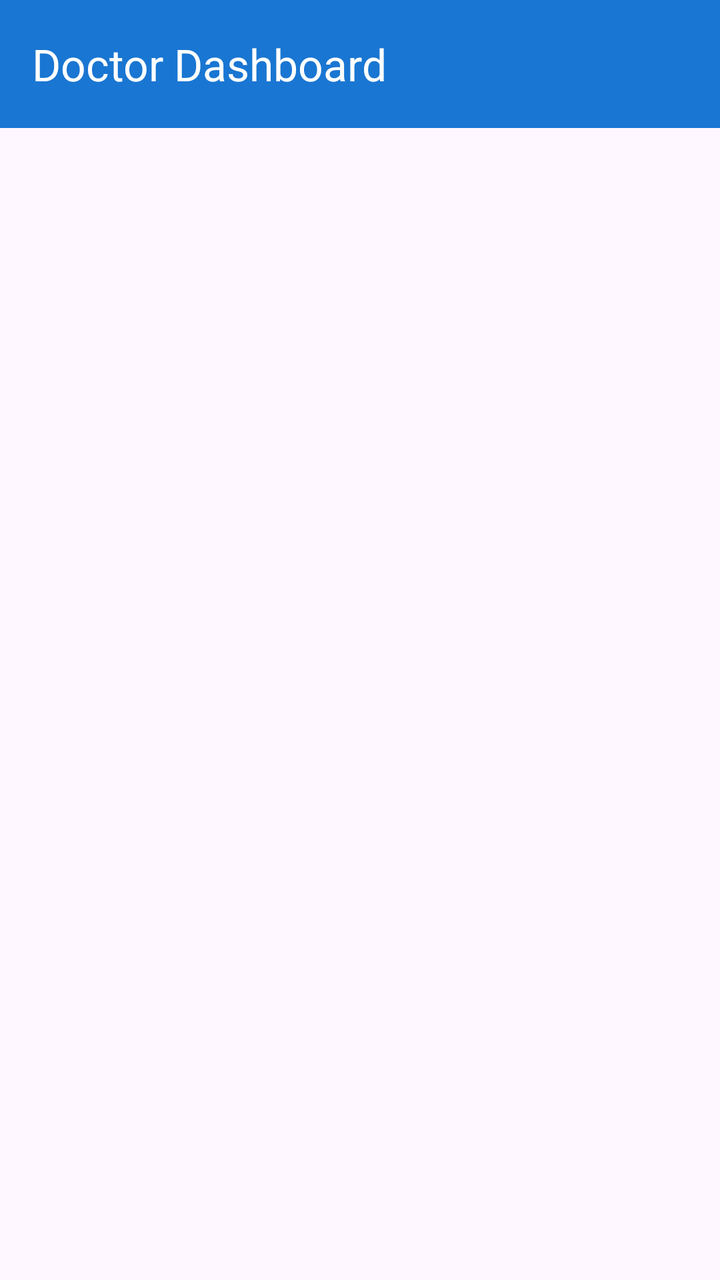
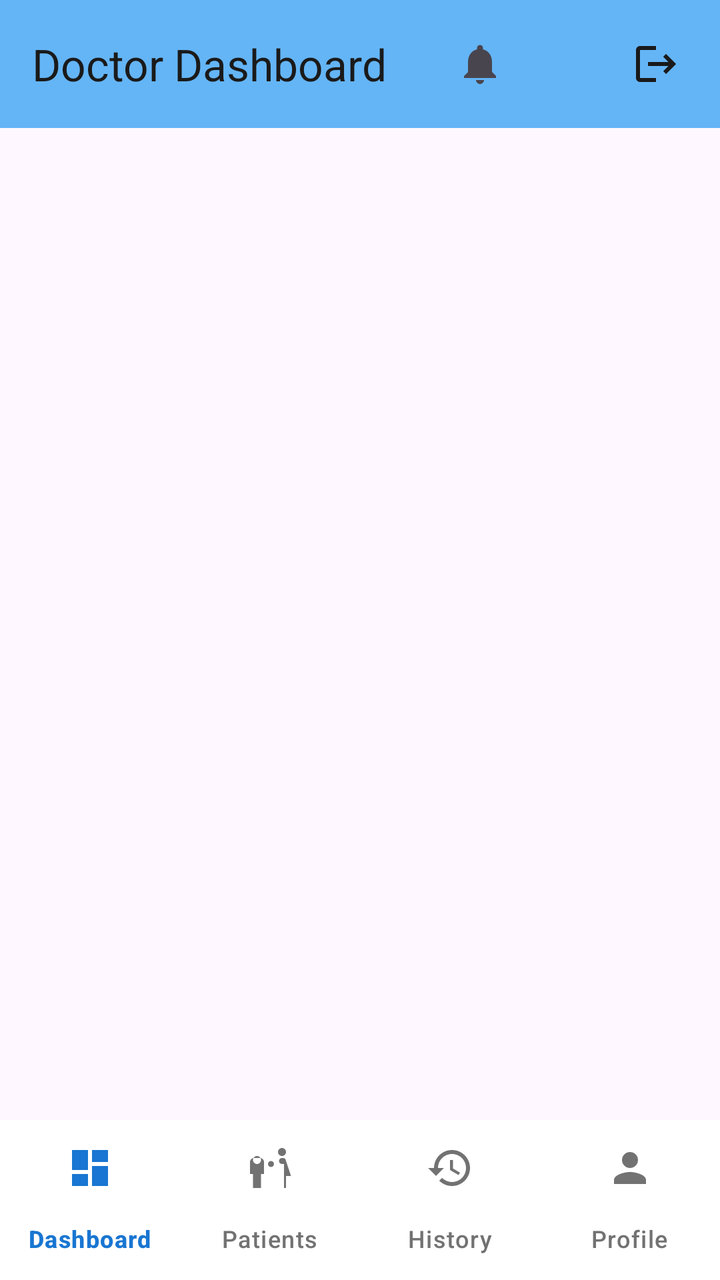

Compare the two renders of this Android layout. The source of the first and the diff that turns it into the second are given below.
<!-- AndroidManifest.xml: activity theme Theme.H_CAS.NoActionBar -->
<!-- res/layout/activity_doctor_dashboard.xml -->
<?xml version="1.0" encoding="utf-8"?>
<androidx.drawerlayout.widget.DrawerLayout xmlns:android="http://schemas.android.com/apk/res/android"
    xmlns:app="http://schemas.android.com/apk/res-auto"
    xmlns:tools="http://schemas.android.com/tools"
    android:id="@+id/drawerLayout"
    android:layout_width="match_parent"
    android:layout_height="match_parent"
    android:fitsSystemWindows="true"
    tools:context=".DoctorDashboardActivity">

    
    <androidx.constraintlayout.widget.ConstraintLayout
        android:id="@+id/doctorMainLayout"
        android:layout_width="match_parent"
        android:layout_height="match_parent">

        
        <com.google.android.material.appbar.MaterialToolbar
            android:id="@+id/toolbar"
            android:layout_width="match_parent"
            android:layout_height="?attr/actionBarSize"
            android:background="@color/primary_blue"
            android:elevation="4dp"
            app:layout_constraintTop_toTopOf="parent"
            app:title="Doctor Dashboard"
            app:titleTextColor="@color/white" />

        
        <FrameLayout
            android:id="@+id/fragmentContainer"
            android:layout_width="match_parent"
            android:layout_height="0dp"
            app:layout_constraintTop_toBottomOf="@id/toolbar"
            app:layout_constraintBottom_toBottomOf="parent"
            app:layout_constraintStart_toStartOf="parent"
            app:layout_constraintEnd_toEndOf="parent" />

    </androidx.constraintlayout.widget.ConstraintLayout>

    
    <com.google.android.material.navigation.NavigationView
        android:id="@+id/navigationView"
        android:layout_width="280dp"
        android:layout_height="match_parent"
        android:layout_gravity="start"
        android:background="@color/white"
        app:headerLayout="@layout/nav_header_doctor"
        app:menu="@menu/doctor_navigation_menu"
        app:itemIconTint="@color/nav_item_color"
        app:itemTextColor="@color/nav_item_color" />

</androidx.drawerlayout.widget.DrawerLayout>
<!-- res/layout/nav_header_doctor.xml (included above) -->
<?xml version="1.0" encoding="utf-8"?>
<LinearLayout xmlns:android="http://schemas.android.com/apk/res/android"
    xmlns:app="http://schemas.android.com/apk/res-auto"
    android:layout_width="match_parent"
    android:layout_height="200dp"
    android:background="@drawable/nav_header_background"
    android:gravity="bottom"
    android:orientation="vertical"
    android:padding="16dp">

    
    <RelativeLayout
        android:layout_width="match_parent"
        android:layout_height="wrap_content"
        android:layout_marginBottom="16dp">

        
        <LinearLayout
            android:id="@+id/profileSection"
            android:layout_width="wrap_content"
            android:layout_height="wrap_content"
            android:orientation="vertical"
            android:gravity="start"
            android:layout_alignParentStart="true">

            
            <ImageView
                android:id="@+id/doctorAvatarImageView"
                android:layout_width="68dp"
                android:layout_height="68dp"
                android:layout_marginBottom="12dp"
                android:src="@drawable/ic_doctor_avatar"
                android:background="@drawable/doctor_avatar_background"
                android:scaleType="centerCrop" />

            
            <TextView
                android:id="@+id/doctorNameTextView"
                android:layout_width="wrap_content"
                android:layout_height="wrap_content"
                android:text=""
                android:textColor="@color/white"
                android:textSize="18sp"
                android:textStyle="bold"
                android:letterSpacing="0.02" />

            <TextView
                android:id="@+id/doctorRoleTextView"
                android:layout_width="wrap_content"
                android:layout_height="wrap_content"
                android:layout_marginTop="4dp"
                android:text="Doctor"
                android:textColor="@color/nav_header_subtitle"
                android:textSize="14sp" />

        </LinearLayout>

        
        <ImageView
            android:layout_width="56dp"
            android:layout_height="56dp"
            android:layout_alignParentEnd="true"
            android:layout_alignTop="@id/profileSection"
            android:layout_marginEnd="0dp"
            android:layout_marginTop="0dp"
            android:contentDescription="HCAS Logo"
            android:scaleType="fitCenter"
            android:src="@drawable/ic_hcas_logo" />

    </RelativeLayout>

</LinearLayout>
<!-- resources referenced by this layout -->
<resources>
  <color name="nav_header_subtitle">#B3FFFFFF</color>
  <color name="nav_item_color">#727272</color>
  <color name="primary_blue">#1976D2</color>
  <color name="white">#FFFFFFFF</color>
  <!-- drawable doctor_avatar_background (drawable) -->
  <?xml version="1.0" encoding="utf-8"?>
  <shape xmlns:android="http://schemas.android.com/apk/res/android"
      android:shape="oval">
      
      <solid android:color="@color/white" />
      
      <stroke
          android:width="3dp"
          android:color="@color/primary_blue" />
          
  </shape>
  <!-- drawable ic_doctor_avatar (drawable) -->
  <vector xmlns:android="http://schemas.android.com/apk/res/android"
      android:width="24dp"
      android:height="24dp"
      android:viewportWidth="24"
      android:viewportHeight="24"
      android:tint="?attr/colorOnSurface">
    <path
        android:fillColor="@android:color/white"
        android:pathData="M12,2C13.1,2 14,2.9 14,4C14,5.1 13.1,6 12,6C10.9,6 10,5.1 10,4C10,2.9 10.9,2 12,2ZM21,9V7L15,7V9C15,10.1 14.1,11 13,11H11C9.9,11 9,10.1 9,9V7H3V9C3,10.1 3.9,11 5,11H7V13H5C3.9,13 3,13.9 3,15V17H9V15C9,13.9 9.9,13 11,13H13C14.1,13 15,13.9 15,15V17H21V15C21,13.9 20.1,13 19,13H17V11H19C20.1,11 21,10.1 21,9Z"/>
  </vector>
  <!-- drawable ic_hcas_logo (drawable) -->
  <?xml version="1.0" encoding="utf-8"?>
  <vector xmlns:android="http://schemas.android.com/apk/res/android"
      android:width="120dp"
      android:height="120dp"
      android:viewportWidth="120"
      android:viewportHeight="120">
      
      
      <path
          android:fillColor="#1976D2"
          android:pathData="M60,10 C83.196,10 102,28.804 102,52 C102,75.196 83.196,94 60,94 C36.804,94 18,75.196 18,52 C18,28.804 36.804,10 60,10 Z" />
      
      
      <path
          android:fillColor="#FFFFFF"
          android:pathData="M50,45 L50,55 L40,55 L40,60 L50,60 L50,70 L55,70 L55,60 L65,60 L65,55 L55,55 L55,45 L50,45 Z" />
      
      
      <path
          android:fillColor="#FFFFFF"
          android:fillAlpha="0.9"
          android:pathData="M60,65 C58,63 55,60 52,60 C48,60 45,63 45,67 C45,71 50,77 60,85 C70,77 75,71 75,67 C75,63 72,60 68,60 C65,60 62,63 60,65 Z" />
      
  </vector>
  <!-- drawable nav_header_background (drawable) -->
  <?xml version="1.0" encoding="utf-8"?>
  <shape xmlns:android="http://schemas.android.com/apk/res/android"
      android:shape="rectangle">
      
      <gradient
          android:startColor="@color/primary_blue"
          android:endColor="@color/primary_blue_dark"
          android:angle="135" />
          
  </shape>
  <style name="Theme.H_CAS.NoActionBar" parent="Theme.Material3.DayNight.NoActionBar">
          <item name="colorPrimary">@color/primary_blue</item>
          <item name="colorPrimaryDark">@color/primary_blue_dark</item>
          <item name="colorAccent">@color/accent_blue</item>
          <item name="android:statusBarColor">@color/white</item>
          <item name="android:windowLightStatusBar">true</item>
      </style>
  <color name="primary_blue_dark">#1565C0</color>
  <color name="accent_blue">#2196F3</color>
</resources>

<!-- the commit's change to res/layout/activity_doctor_dashboard.xml (unified diff, before → after) -->
@@ -1,125 +1,101 @@
 <?xml version="1.0" encoding="utf-8"?>
-<androidx.drawerlayout.widget.DrawerLayout xmlns:android="http://schemas.android.com/apk/res/android"
+<androidx.constraintlayout.widget.ConstraintLayout xmlns:android="http://schemas.android.com/apk/res/android"
     xmlns:app="http://schemas.android.com/apk/res-auto"
     xmlns:tools="http://schemas.android.com/tools"
-    android:id="@+id/drawerLayout"
+    android:id="@+id/doctorMainLayout"
     android:layout_width="match_parent"
     android:layout_height="match_parent"
     android:fitsSystemWindows="true"
     tools:context=".DoctorDashboardActivity">
 
     
-    <androidx.constraintlayout.widget.ConstraintLayout
-        android:id="@+id/doctorMainLayout"
+    <com.google.android.material.appbar.MaterialToolbar
+        android:id="@+id/toolbar"
         android:layout_width="match_parent"
-        android:layout_height="match_parent">
-
+        android:layout_height="?attr/actionBarSize"
+        android:background="@color/doctor_navy"
+        android:elevation="4dp"
+        app:layout_constraintTop_toTopOf="parent"
+        app:title="Doctor Dashboard"
+        app:titleTextColor="#1A1A1A">
         
-        <com.google.android.material.appbar.MaterialToolbar
-            android:id="@+id/toolbar"
-            android:layout_width="match_parent"
-            android:layout_height="?attr/actionBarSize"
-            android:background="@color/primary_blue"
-            android:elevation="4dp"
-            app:layout_constraintTop_toTopOf="parent"
-            app:title="Doctor Dashboard"
-            app:titleTextColor="@color/white" />
-
+        
+        <ImageView
+            android:id="@+id/logoutButton"
+            android:layout_width="32dp"
+            android:layout_height="32dp"
+            android:layout_gravity="end"
+            android:layout_marginEnd="16dp"
+            android:background="?attr/selectableItemBackgroundBorderless"
+            android:clickable="true"
+            android:focusable="true"
+            android:padding="4dp"
+            android:src="@drawable/ic_logout"
+            android:contentDescription="Logout"
+            android:scaleType="fitCenter"
+            android:tint="#1A1A1A" />
+        
         
         <FrameLayout
-            android:id="@+id/fragmentContainer"
-            android:layout_width="match_parent"
-            android:layout_height="0dp"
-            app:layout_constraintTop_toBottomOf="@id/toolbar"
-            app:layout_constraintBottom_toBottomOf="parent"
-            app:layout_constraintStart_toStartOf="parent"
-            app:layout_constraintEnd_toEndOf="parent" />
-
-    </androidx.constraintlayout.widget.ConstraintLayout>
+            android:layout_width="wrap_content"
+            android:layout_height="wrap_content"
+            android:layout_gravity="end"
+            android:layout_marginEnd="56dp">
+            
+            <ImageView
+                android:id="@+id/notificationButton"
+                android:layout_width="32dp"
+                android:layout_height="32dp"
+                android:background="?attr/selectableItemBackgroundBorderless"
+                android:clickable="true"
+                android:focusable="true"
+                android:padding="4dp"
+                android:src="@drawable/ic_notification"
+                android:contentDescription="Notifications"
+                android:scaleType="fitCenter" />
+            
+            
+            <TextView
+                android:id="@+id/notificationBadge"
+                android:layout_width="18dp"
+                android:layout_height="18dp"
+                android:layout_gravity="top|end"
+                android:layout_marginTop="2dp"
+                android:layout_marginEnd="2dp"
+                android:background="@drawable/badge_background"
+                android:gravity="center"
+                android:text="0"
+                android:textColor="@android:color/white"
+                android:textSize="10sp"
+                android:textStyle="bold"
+                android:visibility="gone" />
+        </FrameLayout>
+        
+    </com.google.android.material.appbar.MaterialToolbar>
 
     
-    <com.google.android.material.navigation.NavigationView
-        android:id="@+id/navigationView"
-        android:layout_width="280dp"
-        android:layout_height="match_parent"
-        android:layout_gravity="start"
-        android:background="@color/white"
-        app:headerLayout="@layout/nav_header_doctor"
-        app:menu="@menu/doctor_navigation_menu"
-        app:itemIconTint="@color/nav_item_color"
-        app:itemTextColor="@color/nav_item_color" />
-
-</androidx.drawerlayout.widget.DrawerLayout>
-<!-- res/layout/nav_header_doctor.xml (included above) -->
-<?xml version="1.0" encoding="utf-8"?>
-<LinearLayout xmlns:android="http://schemas.android.com/apk/res/android"
-    xmlns:app="http://schemas.android.com/apk/res-auto"
-    android:layout_width="match_parent"
-    android:layout_height="200dp"
-    android:background="@drawable/nav_header_background"
-    android:gravity="bottom"
-    android:orientation="vertical"
-    android:padding="16dp">
+    <FrameLayout
+        android:id="@+id/fragmentContainer"
+        android:layout_width="match_parent"
+        android:layout_height="0dp"
+        app:layout_constraintTop_toBottomOf="@id/toolbar"
+        app:layout_constraintBottom_toTopOf="@id/bottomNavigationView"
+        app:layout_constraintStart_toStartOf="parent"
+        app:layout_constraintEnd_toEndOf="parent" />
 
     
-    <RelativeLayout
+    <com.google.android.material.bottomnavigation.BottomNavigationView
+        android:id="@+id/bottomNavigationView"
         android:layout_width="match_parent"
         android:layout_height="wrap_content"
-        android:layout_marginBottom="16dp">
+        android:background="@color/white"
+        android:elevation="8dp"
+        app:itemIconTint="@color/bottom_nav_item_color"
+        app:itemTextColor="@color/bottom_nav_item_color"
+        app:labelVisibilityMode="labeled"
+        app:menu="@menu/bottom_nav_doctor"
+        app:layout_constraintBottom_toBottomOf="parent"
+        app:layout_constraintStart_toStartOf="parent"
+        app:layout_constraintEnd_toEndOf="parent" />
 
-        
-        <LinearLayout
-            android:id="@+id/profileSection"
-            android:layout_width="wrap_content"
-            android:layout_height="wrap_content"
-            android:orientation="vertical"
-            android:gravity="start"
-            android:layout_alignParentStart="true">
-
-            
-            <ImageView
-                android:id="@+id/doctorAvatarImageView"
-                android:layout_width="68dp"
-                android:layout_height="68dp"
-                android:layout_marginBottom="12dp"
-                android:src="@drawable/ic_doctor_avatar"
-                android:background="@drawable/doctor_avatar_background"
-                android:scaleType="centerCrop" />
-
-            
-            <TextView
-                android:id="@+id/doctorNameTextView"
-                android:layout_width="wrap_content"
-                android:layout_height="wrap_content"
-                android:text=""
-                android:textColor="@color/white"
-                android:textSize="18sp"
-                android:textStyle="bold"
-                android:letterSpacing="0.02" />
-
-            <TextView
-                android:id="@+id/doctorRoleTextView"
-                android:layout_width="wrap_content"
-                android:layout_height="wrap_content"
-                android:layout_marginTop="4dp"
-                android:text="Doctor"
-                android:textColor="@color/nav_header_subtitle"
-                android:textSize="14sp" />
-
-        </LinearLayout>
-
-        
-        <ImageView
-            android:layout_width="56dp"
-            android:layout_height="56dp"
-            android:layout_alignParentEnd="true"
-            android:layout_alignTop="@id/profileSection"
-            android:layout_marginEnd="0dp"
-            android:layout_marginTop="0dp"
-            android:contentDescription="HCAS Logo"
-            android:scaleType="fitCenter"
-            android:src="@drawable/ic_hcas_logo" />
-
-    </RelativeLayout>
-
-</LinearLayout>
+</androidx.constraintlayout.widget.ConstraintLayout>
<!-- resource entries referenced after the edit -->
@@ -1,68 +1,40 @@
 <!-- resources referenced by this layout -->
 <resources>
-  <color name="nav_header_subtitle">#B3FFFFFF</color>
+  <color name="doctor_navy">#64B5F6</color>
   <color name="nav_item_color">#727272</color>
   <color name="primary_blue">#1976D2</color>
   <color name="white">#FFFFFFFF</color>
-  <!-- drawable doctor_avatar_background (drawable) -->
+  <!-- drawable badge_background (drawable) -->
   <?xml version="1.0" encoding="utf-8"?>
   <shape xmlns:android="http://schemas.android.com/apk/res/android"
       android:shape="oval">
-      
-      <solid android:color="@color/white" />
-      
-      <stroke
-          android:width="3dp"
-          android:color="@color/primary_blue" />
-          
+      <solid android:color="#FF0000" />
+      <size
+          android:width="18dp"
+          android:height="18dp" />
   </shape>
-  <!-- drawable ic_doctor_avatar (drawable) -->
+  <!-- drawable ic_logout (drawable) -->
   <vector xmlns:android="http://schemas.android.com/apk/res/android"
       android:width="24dp"
       android:height="24dp"
       android:viewportWidth="24"
       android:viewportHeight="24"
-      android:tint="?attr/colorOnSurface">
+      android:tint="@color/nav_item_color">
     <path
         android:fillColor="@android:color/white"
-        android:pathData="M12,2C13.1,2 14,2.9 14,4C14,5.1 13.1,6 12,6C10.9,6 10,5.1 10,4C10,2.9 10.9,2 12,2ZM21,9V7L15,7V9C15,10.1 14.1,11 13,11H11C9.9,11 9,10.1 9,9V7H3V9C3,10.1 3.9,11 5,11H7V13H5C3.9,13 3,13.9 3,15V17H9V15C9,13.9 9.9,13 11,13H13C14.1,13 15,13.9 15,15V17H21V15C21,13.9 20.1,13 19,13H17V11H19C20.1,11 21,10.1 21,9Z"/>
+        android:pathData="M17,7l-1.41,1.41L18.17,11H8v2h10.17l-2.58,2.58L17,17l5,-5zM4,5h8V3H4C2.9,3 2,3.9 2,5v14c0,1.1 0.9,2 2,2h8v-2H4V5z"/>
   </vector>
-  <!-- drawable ic_hcas_logo (drawable) -->
-  <?xml version="1.0" encoding="utf-8"?>
+  <!-- drawable ic_notification (drawable) -->
   <vector xmlns:android="http://schemas.android.com/apk/res/android"
-      android:width="120dp"
-      android:height="120dp"
-      android:viewportWidth="120"
-      android:viewportHeight="120">
-      
-      
+      android:width="24dp"
+      android:height="24dp"
+      android:viewportWidth="24"
+      android:viewportHeight="24"
+      android:tint="?attr/colorControlNormal">
       <path
-          android:fillColor="#1976D2"
-          android:pathData="M60,10 C83.196,10 102,28.804 102,52 C102,75.196 83.196,94 60,94 C36.804,94 18,75.196 18,52 C18,28.804 36.804,10 60,10 Z" />
-      
-      
-      <path
-          android:fillColor="#FFFFFF"
-          android:pathData="M50,45 L50,55 L40,55 L40,60 L50,60 L50,70 L55,70 L55,60 L65,60 L65,55 L55,55 L55,45 L50,45 Z" />
-      
-      
-      <path
-          android:fillColor="#FFFFFF"
-          android:fillAlpha="0.9"
-          android:pathData="M60,65 C58,63 55,60 52,60 C48,60 45,63 45,67 C45,71 50,77 60,85 C70,77 75,71 75,67 C75,63 72,60 68,60 C65,60 62,63 60,65 Z" />
-      
+          android:fillColor="@android:color/white"
+          android:pathData="M12,22c1.1,0 2,-0.9 2,-2h-4c0,1.1 0.89,2 2,2zM18,16v-5c0,-3.07 -1.64,-5.64 -4.5,-6.32V4c0,-0.83 -0.67,-1.5 -1.5,-1.5s-1.5,0.67 -1.5,1.5v0.68C7.63,5.36 6,7.92 6,11v5l-2,2v1h16v-1l-2,-2z"/>
   </vector>
-  <!-- drawable nav_header_background (drawable) -->
-  <?xml version="1.0" encoding="utf-8"?>
-  <shape xmlns:android="http://schemas.android.com/apk/res/android"
-      android:shape="rectangle">
-      
-      <gradient
-          android:startColor="@color/primary_blue"
-          android:endColor="@color/primary_blue_dark"
-          android:angle="135" />
-          
-  </shape>
   <style name="Theme.H_CAS.NoActionBar" parent="Theme.Material3.DayNight.NoActionBar">
           <item name="colorPrimary">@color/primary_blue</item>
           <item name="colorPrimaryDark">@color/primary_blue_dark</item>
